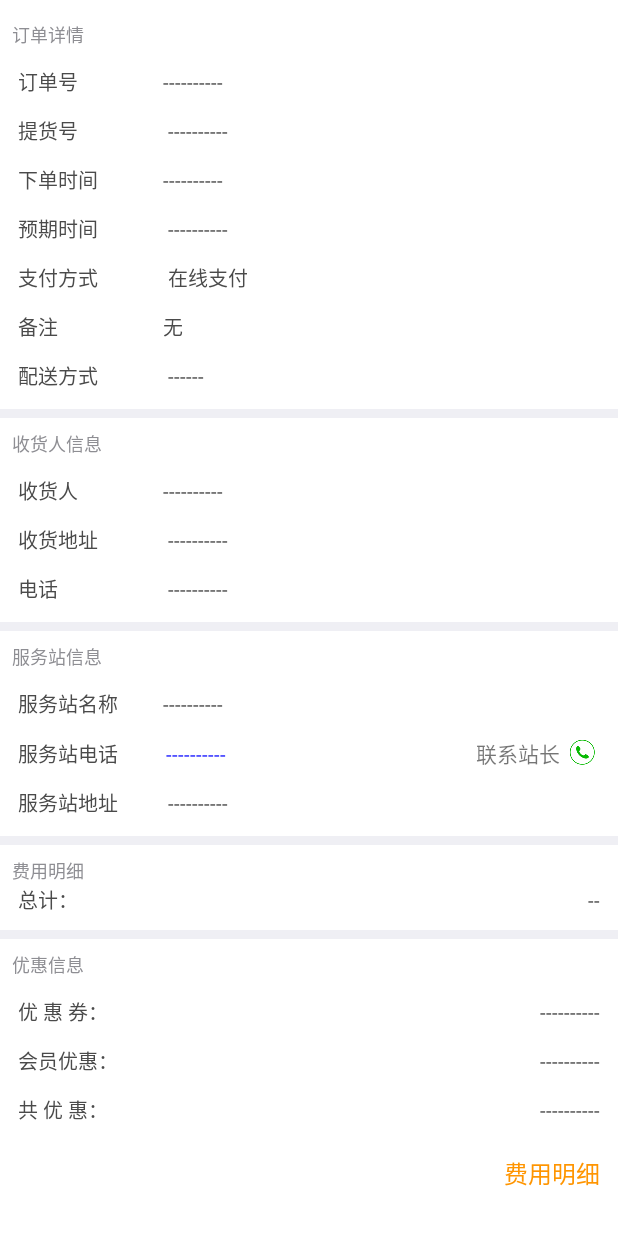
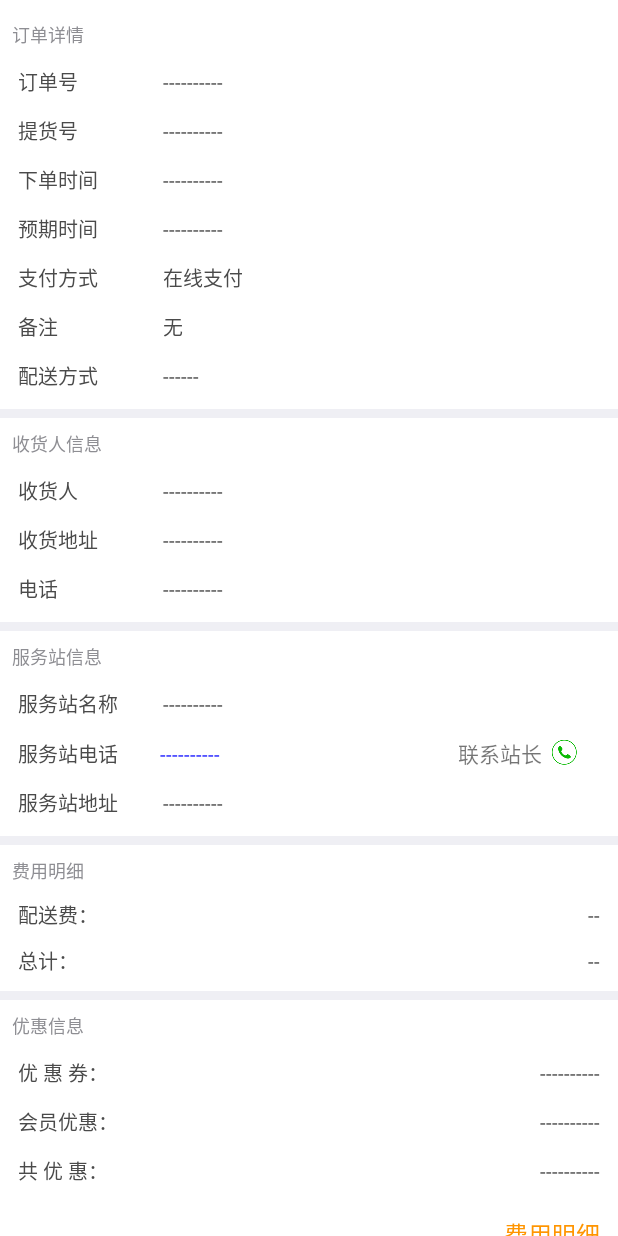
Before and after one commit to shirongmiao/YiXianUser, an Android app: the layout order_particular1.xml on its own in the app's theme, with its tools: preview values and no code run, on a phone screen of 412 x 824 dp. Run offline under Robolectric (Android 15) with nearby library versions, the phone set to English and light mode, and no system bars.

```diff
--- a/app/src/main/java/com/example/lfy/myapplication/FragmentOrder/Order_Particular_fragment1.java
+++ b/app/src/main/java/com/example/lfy/myapplication/FragmentOrder/Order_Particular_fragment1.java
@@ -57,6 +57,7 @@ public class Order_Particular_fragment1 extends Fragment {
     TextView order_particular_price;
 
     TextView order_particular_payprice;
+    TextView order_particular_delivery;
     Listview order_particular_listview;
 
 
@@ -104,6 +105,7 @@ public class Order_Particular_fragment1 extends Fragment {
         order_particular_payprice = (TextView) view.findViewById(R.id.order_particular_payprice);
         order_particular_price = (TextView) view.findViewById(R.id.order_particular_price);
         order_particular_dis_all = (TextView) view.findViewById(R.id.order_particular_dis_all);
+        order_particular_delivery = (TextView) view.findViewById(R.id.order_particular_delivery);
         order_particular_listview = (Listview) view.findViewById(R.id.order_particular_listview);
 
     }
@@ -159,6 +161,7 @@ public class Order_Particular_fragment1 extends Fragment {
         order_particular_price.setText("￥" + orders.getOrderPrice());
         order_particular_payprice.setText("实付:￥" + orders.getPayedPrice());
         order_particular_dis_all.setText("￥" + (Math.round((discoupon + AllNextDay()) * 10000) / 10000.00) + "");
+        order_particular_delivery.setText("￥" + orders.getDelivery());
     }
 
 
--- a/app/src/main/java/com/example/lfy/myapplication/FragmentOrder/PingLun.java
+++ b/app/src/main/java/com/example/lfy/myapplication/FragmentOrder/PingLun.java
@@ -392,7 +392,7 @@ public class PingLun extends AppCompatActivity implements View.OnClickListener {
                 holder.pinglun_item_describe.setText(evaluateItems.get(position).getProductName());
                 holder.pinglun_item_rating.setRating(evaluateItems.get(position).getStar());
                 holder.pinglun_item_rating.setIsIndicator(true);
-                x.image().bind(holder.pinglun_item_image, goods.get(position).getImage());
+                x.image().bind(holder.pinglun_item_image, evaluateItems.get(position).getImage());
                 holder.pinglun_item_pinglunstr.setText("评价:" + evaluateItems.get(position).getEvaluateText());
                 holder.pinglun_item_pinglunstr.setBackground(null);
                 //判断第一个字符是否是【，是的话设置padding使评价与标题对齐
--- a/app/src/main/java/com/example/lfy/myapplication/FragmentOrder/child_fragment/All.java
+++ b/app/src/main/java/com/example/lfy/myapplication/FragmentOrder/child_fragment/All.java
@@ -299,7 +299,7 @@ public class All extends Fragment implements SwipeRefreshLayout.OnRefreshListene
             for (int j = 0; j < jsonArr.length(); j++) {
                 CarDbBean carDbBean = new CarDbBean();
                 JSONObject everyone = jsonArr.getJSONObject(j);
-                String url = everyone.getString("Image");
+                String url = everyone.getString("Image1");
                 url = "http://www.baifenxian.com/" + java.net.URLEncoder.encode(url, "UTF-8");
                 carDbBean.setProductID(everyone.getString("ProductID"));
 //                carDbBean.setCustomerID(everyone.getString("CustomerID"));
--- a/app/src/main/java/com/example/lfy/myapplication/FragmentOrder/child_fragment/Already.java
+++ b/app/src/main/java/com/example/lfy/myapplication/FragmentOrder/child_fragment/Already.java
@@ -231,7 +231,7 @@ public class Already extends Fragment implements SwipeRefreshLayout.OnRefreshLis
             for (int j = 0; j < jsonArr.length(); j++) {
                 CarDbBean carDbBean = new CarDbBean();
                 JSONObject everyone = jsonArr.getJSONObject(j);
-                String url = everyone.getString("Image");
+                String url = everyone.getString("Image1");
                 url = "http://www.baifenxian.com/" + java.net.URLEncoder.encode(url, "UTF-8");
                 carDbBean.setProductID(everyone.getString("ProductID"));
 //                carDbBean.setCustomerID(everyone.getString("CustomerID"));
--- a/app/src/main/java/com/example/lfy/myapplication/FragmentOrder/child_fragment/No_delivery.java
+++ b/app/src/main/java/com/example/lfy/myapplication/FragmentOrder/child_fragment/No_delivery.java
@@ -228,7 +228,7 @@ public class No_delivery extends Fragment implements SwipeRefreshLayout.OnRefres
             for (int j = 0; j < jsonArr.length(); j++) {
                 CarDbBean carDbBean = new CarDbBean();
                 JSONObject everyone = jsonArr.getJSONObject(j);
-                String url = everyone.getString("Image");
+                String url = everyone.getString("Image1");
                 url = "http://www.baifenxian.com/" + java.net.URLEncoder.encode(url, "UTF-8");
                 carDbBean.setProductID(everyone.getString("ProductID"));
 //                carDbBean.setCustomerID(everyone.getString("CustomerID"));
--- a/app/src/main/java/com/example/lfy/myapplication/FragmentOrder/child_fragment/Non_payment.java
+++ b/app/src/main/java/com/example/lfy/myapplication/FragmentOrder/child_fragment/Non_payment.java
@@ -298,7 +298,7 @@ public class Non_payment extends Fragment implements SwipeRefreshLayout.OnRefres
             for (int j = 0; j < jsonArr.length(); j++) {
                 CarDbBean carDbBean = new CarDbBean();
                 JSONObject everyone = jsonArr.getJSONObject(j);
-                String url = everyone.getString("Image");
+                String url = everyone.getString("Image1");
                 url = "http://www.baifenxian.com/" + java.net.URLEncoder.encode(url, "UTF-8");
                 carDbBean.setProductID(everyone.getString("ProductID"));
 //                carDbBean.setCustomerID(everyone.getString("CustomerID"));
--- a/app/src/main/res/drawable/radiobutton.xml
+++ b/app/src/main/res/drawable/radiobutton.xml
@@ -6,7 +6,7 @@
     </shape>
 </item>
     <!-- 主体背景颜色值 -->
-    <item android:bottom="4dp" >
+    <item android:bottom="2dp" >
         <shape>
             <solid android:color="#ffffff" />
         </shape>
--- a/app/src/main/res/layout/order_particular1.xml
+++ b/app/src/main/res/layout/order_particular1.xml
@@ -49,7 +49,9 @@
         <LinearLayout
             android:layout_width="match_parent"
             android:layout_height="wrap_content"
+            android:layout_marginBottom="12dp"
             android:layout_marginLeft="12dp"
+            android:layout_marginRight="12dp"
             android:orientation="horizontal">
 
             <TextView
@@ -73,7 +75,9 @@
         <LinearLayout
             android:layout_width="match_parent"
             android:layout_height="wrap_content"
-            android:layout_margin="12dp"
+            android:layout_marginBottom="12dp"
+            android:layout_marginLeft="12dp"
+            android:layout_marginRight="12dp"
             android:orientation="horizontal">
 
             <TextView
@@ -99,6 +103,7 @@
             android:layout_height="wrap_content"
             android:layout_marginBottom="12dp"
             android:layout_marginLeft="12dp"
+            android:layout_marginRight="12dp"
             android:orientation="horizontal">
 
             <TextView
@@ -122,7 +127,9 @@
         <LinearLayout
             android:layout_width="match_parent"
             android:layout_height="wrap_content"
+            android:layout_marginBottom="12dp"
             android:layout_marginLeft="12dp"
+            android:layout_marginRight="12dp"
             android:orientation="horizontal">
 
             <TextView
@@ -146,7 +153,9 @@
         <LinearLayout
             android:layout_width="match_parent"
             android:layout_height="wrap_content"
-            android:layout_margin="12dp"
+            android:layout_marginBottom="12dp"
+            android:layout_marginLeft="12dp"
+            android:layout_marginRight="12dp"
             android:orientation="horizontal">
 
             <TextView
@@ -172,6 +181,7 @@
             android:layout_height="wrap_content"
             android:layout_marginBottom="12dp"
             android:layout_marginLeft="12dp"
+            android:layout_marginRight="12dp"
             android:orientation="horizontal">
 
             <TextView
@@ -237,6 +247,7 @@
             android:layout_height="wrap_content"
             android:layout_marginBottom="12dp"
             android:layout_marginLeft="12dp"
+            android:layout_marginRight="12dp"
             android:orientation="horizontal">
 
             <TextView
@@ -262,6 +273,7 @@
             android:layout_height="wrap_content"
             android:layout_marginBottom="12dp"
             android:layout_marginLeft="12dp"
+            android:layout_marginRight="12dp"
             android:orientation="horizontal">
 
             <TextView
@@ -326,6 +338,7 @@
             android:layout_height="wrap_content"
             android:layout_marginBottom="12dp"
             android:layout_marginLeft="12dp"
+            android:layout_marginRight="12dp"
             android:orientation="horizontal">
 
             <TextView
@@ -359,6 +372,7 @@
             android:layout_height="wrap_content"
             android:layout_marginBottom="12dp"
             android:layout_marginLeft="12dp"
+            android:layout_marginRight="12dp"
             android:orientation="horizontal">
 
             <TextView
@@ -407,6 +421,33 @@
                 android:dividerHeight="0.5dp"></com.example.lfy.myapplication.Util.Listview>
         </LinearLayout>
 
+        <LinearLayout
+            android:layout_width="match_parent"
+            android:layout_height="wrap_content"
+            android:layout_marginTop="10dp"
+            android:layout_marginBottom="10dp"
+            android:layout_marginLeft="12dp"
+            android:layout_marginRight="12dp"
+            android:orientation="horizontal">
+
+            <TextView
+                android:layout_width="0dp"
+                android:layout_height="wrap_content"
+                android:layout_weight="1"
+                android:text="配送费："
+                android:textColor="#4a4a4a"
+                android:textSize="13sp" />
+
+            <TextView
+                android:id="@+id/order_particular_delivery"
+                android:layout_width="0dp"
+                android:layout_height="wrap_content"
+                android:layout_weight="3"
+                android:gravity="end"
+                android:text="--"
+                android:textColor="#4a4a4a"
+                android:textSize="13sp" />
+        </LinearLayout>
 
         <LinearLayout
             android:layout_width="match_parent"
```
Also changed, not shown: app/src/main/java/com/example/lfy/myapplication/FragmentCar/FragmentCar.java (+59 -57 lines), app/src/main/java/com/example/lfy/myapplication/FragmentCar/Shop_Car.java (+60 -2 lines), app/src/main/java/com/example/lfy/myapplication/FragmentHome/scan/WEB.java (+39 -20 lines), app/src/main/java/com/example/lfy/myapplication/FragmentMine/partner/Partner.java (+51 -20 lines), app/src/main/java/com/example/lfy/myapplication/FragmentOrder/Order_Particular_fragment2.java (+74 -1 lines), app/src/main/java/com/example/lfy/myapplication/FragmentOrder/ZhuangTaiAdapter.java (+6 -2 lines), app/src/main/java/com/example/lfy/myapplication/GoodsParticular/Goods_Particular.java (+44 -26 lines), app/src/main/java/com/example/lfy/myapplication/SubmitOrder/SubmitOrder.java (+7 -1 lines), app/src/main/java/com/example/lfy/myapplication/Variables.java (+40 -0 lines), app/src/main/res/layout/order_particular.xml (+6 -1 lines).
